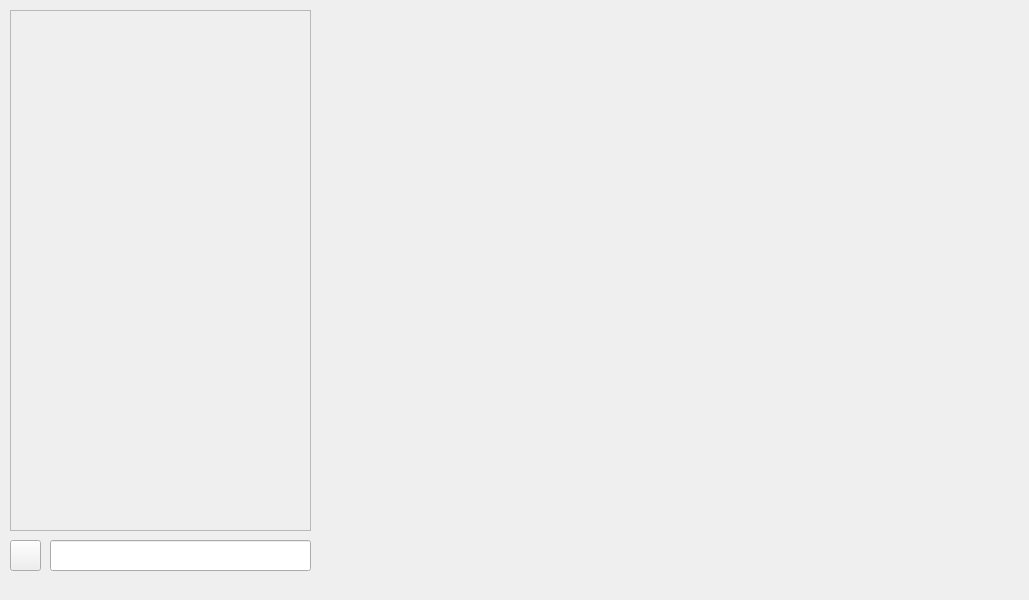
This is ToDoList/mainwindow.ui in msmahdinejad/To-Do-List as Qt 5 draws it before an edit. The edited form follows.
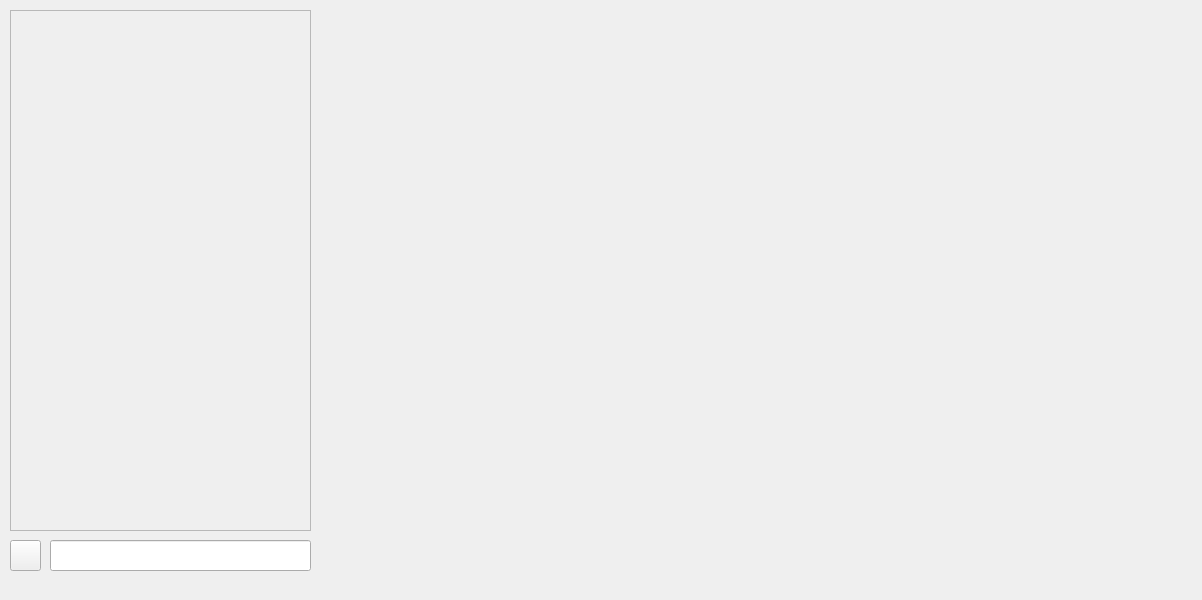
This is the edited form.

```diff
--- a/ToDoList/mainwindow.ui
+++ b/ToDoList/mainwindow.ui
@@ -6,7 +6,7 @@
    <rect>
     <x>0</x>
     <y>0</y>
-    <width>1029</width>
+    <width>1202</width>
     <height>600</height>
    </rect>
   </property>
@@ -65,7 +65,7 @@
      <rect>
       <x>320</x>
       <y>10</y>
-      <width>701</width>
+      <width>871</width>
       <height>561</height>
      </rect>
     </property>
```
Left out of the diff: 2 changed lines with no effect on the pictures.
